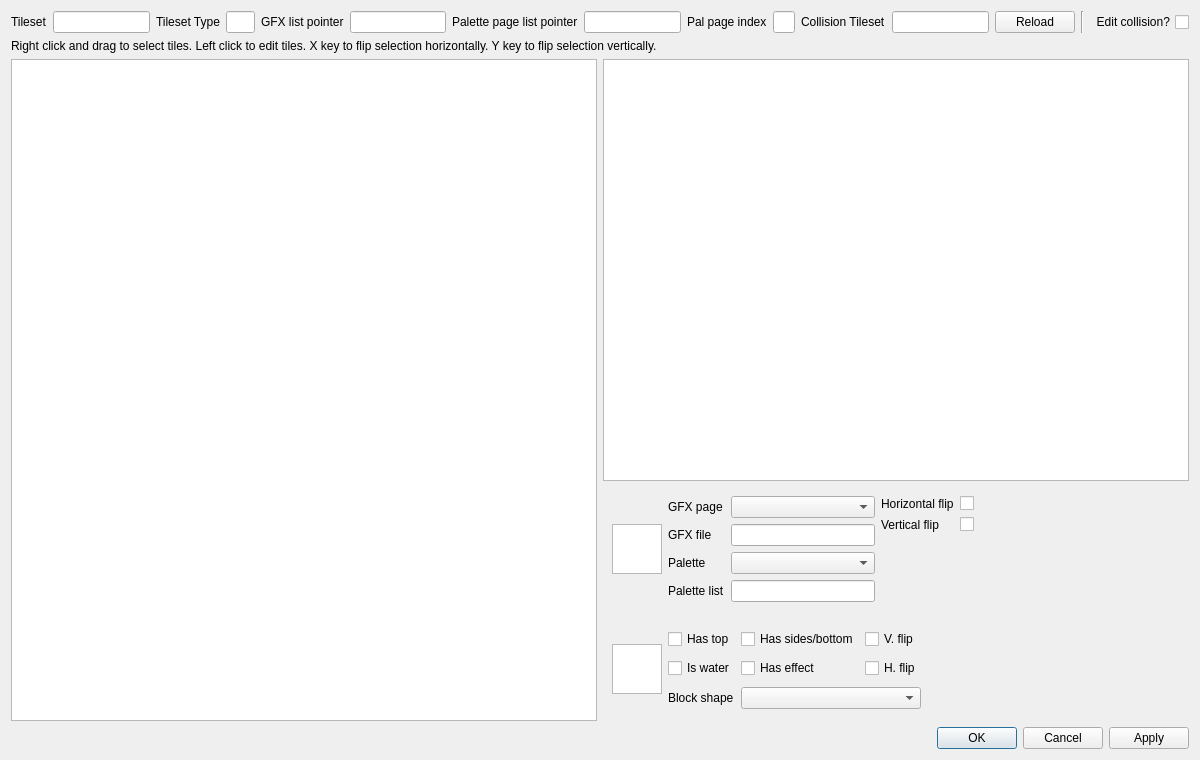
The window that dsvedit/tileset_editor.ui (LagoLunatic/DSVEdit) describes before a commit, drawn with Qt 5.
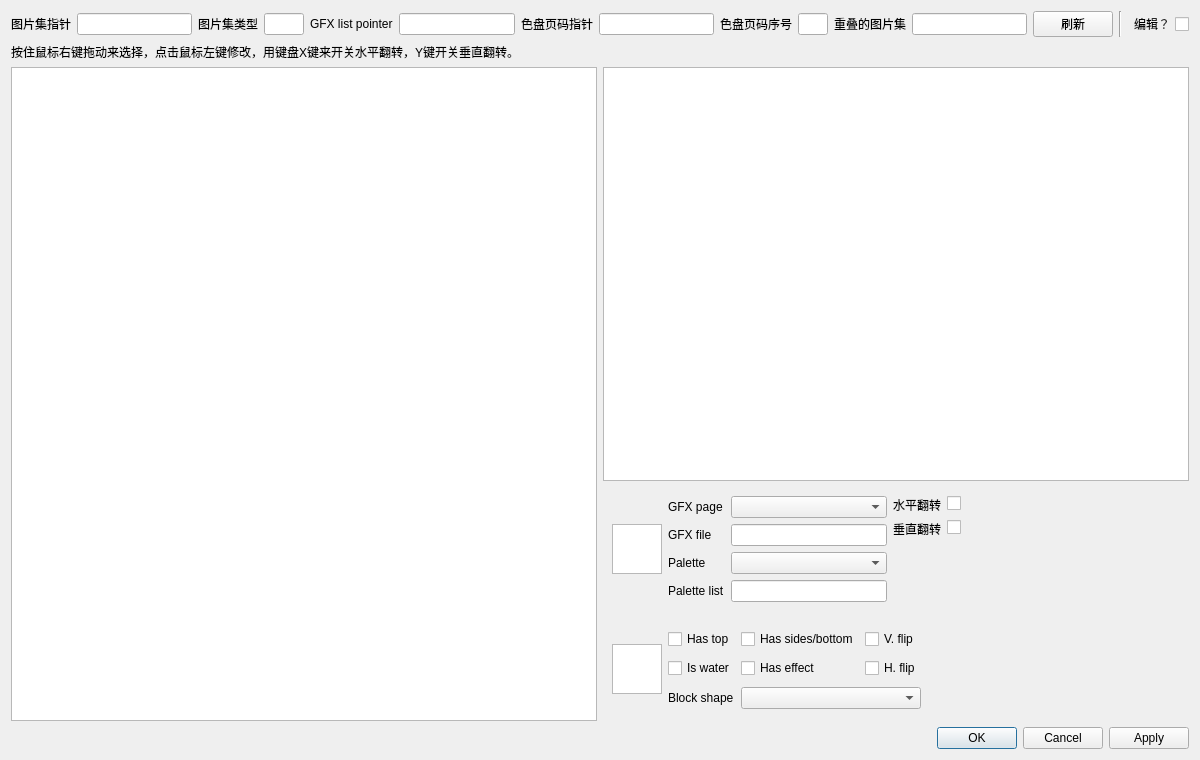
The same window after the commit.

```diff
--- a/dsvedit/tileset_editor.ui
+++ b/dsvedit/tileset_editor.ui
@@ -19,7 +19,7 @@
      <item>
       <widget class="QLabel" name="label_5">
        <property name="text">
-        <string>Tileset</string>
+        <string>图片集指针</string>
        </property>
       </widget>
      </item>
@@ -29,7 +29,7 @@
      <item>
       <widget class="QLabel" name="label_6">
        <property name="text">
-        <string>Tileset Type</string>
+        <string>图片集类型</string>
        </property>
       </widget>
      </item>
@@ -56,7 +56,7 @@
      <item>
       <widget class="QLabel" name="label_7">
        <property name="text">
-        <string>Palette page list pointer</string>
+        <string>色盘页码指针</string>
        </property>
       </widget>
      </item>
@@ -66,7 +66,7 @@
      <item>
       <widget class="QLabel" name="label_13">
        <property name="text">
-        <string>Pal page index</string>
+        <string>色盘页码序号</string>
        </property>
       </widget>
      </item>
@@ -83,7 +83,7 @@
      <item>
       <widget class="QLabel" name="label_10">
        <property name="text">
-        <string>Collision Tileset</string>
+        <string>重叠的图片集</string>
        </property>
       </widget>
      </item>
@@ -93,7 +93,7 @@
      <item>
       <widget class="QPushButton" name="reload_button">
        <property name="text">
-        <string>Reload</string>
+        <string>刷新</string>
        </property>
       </widget>
      </item>
@@ -110,7 +110,7 @@
         <enum>Qt::RightToLeft</enum>
        </property>
        <property name="text">
-        <string>Edit collision?</string>
+        <string>编辑？</string>
        </property>
       </widget>
      </item>
@@ -119,7 +119,7 @@
    <item>
     <widget class="QLabel" name="label_12">
      <property name="text">
-      <string>Right click and drag to select tiles. Left click to edit tiles. X key to flip selection horizontally. Y key to flip selection vertically.</string>
+      <string>按住鼠标右键拖动来选择，点击鼠标左键修改，用键盘X键来开关水平翻转，Y键开关垂直翻转。</string>
      </property>
     </widget>
    </item>
@@ -230,7 +230,7 @@
               <item row="1" column="0">
                <widget class="QLabel" name="label_2">
                 <property name="text">
-                 <string>Horizontal flip</string>
+                 <string>水平翻转</string>
                 </property>
                </widget>
               </item>
@@ -244,7 +244,7 @@
               <item row="2" column="0">
                <widget class="QLabel" name="label_4">
                 <property name="text">
-                 <string>Vertical flip</string>
+                 <string>垂直翻转</string>
                 </property>
                </widget>
               </item>
```
Left out of the diff: 2 changed lines with no effect on the pictures.
